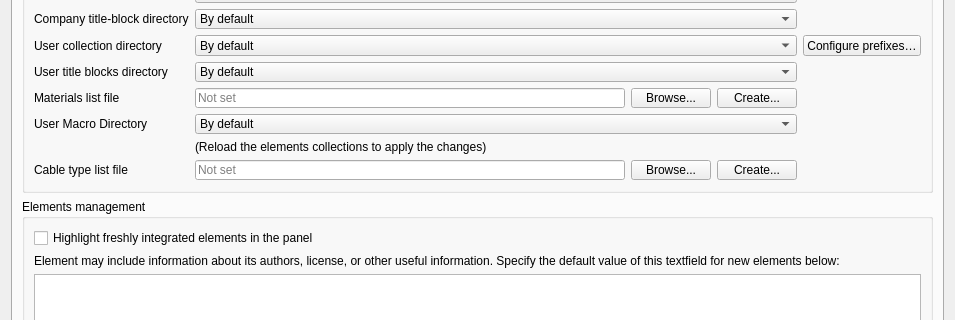
This is sources/ui/configpage/generalconfigurationpage.ui in qelectrotech/qelectrotech-source-mirror as Qt 5 draws it before an edit; both pictures show x 0 to 955 and y 118 to 438 of the 955 by 604 pixel window. The edited form follows.
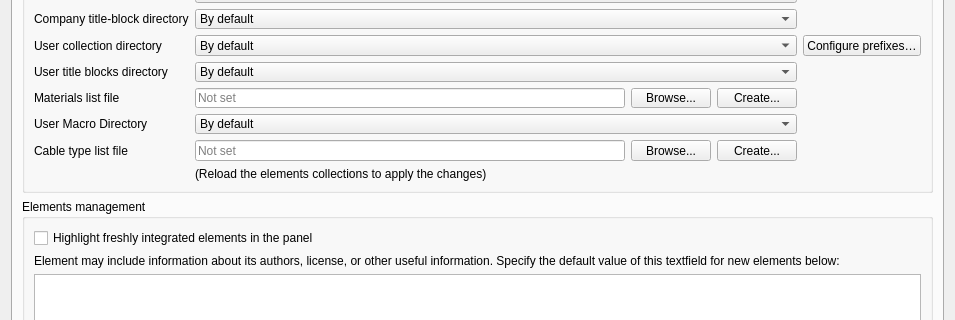
This is the edited form. The open tabs and pages were chosen to show the change. Custom widgets are drawn as their Qt base class.

Commit message:
Put the collections reload note below the cable type row
The cable type list row was added under the note, so the note no longer
came last in Settings > General > Collections. Swap the two grid rows.

```diff
--- a/sources/ui/configpage/generalconfigurationpage.ui
+++ b/sources/ui/configpage/generalconfigurationpage.ui
@@ -687,7 +687,7 @@
             </item>
            </widget>
           </item>
-          <item row="8" column="1">
+          <item row="9" column="1">
            <widget class="QLabel" name="label_9">
             <property name="text">
              <string>(Reload the elements collections to apply the changes)</string>
@@ -735,14 +735,14 @@
             </item>
            </layout>
           </item>
-          <item row="9" column="0">
+          <item row="8" column="0">
            <widget class="QLabel" name="m_cable_type_list_label">
             <property name="text">
              <string>Cable type list file</string>
             </property>
            </widget>
           </item>
-          <item row="9" column="1">
+          <item row="8" column="1">
            <layout class="QHBoxLayout" name="m_cable_type_list_layout">
             <item>
              <widget class="QLineEdit" name="m_cable_type_list_path_le">
```
